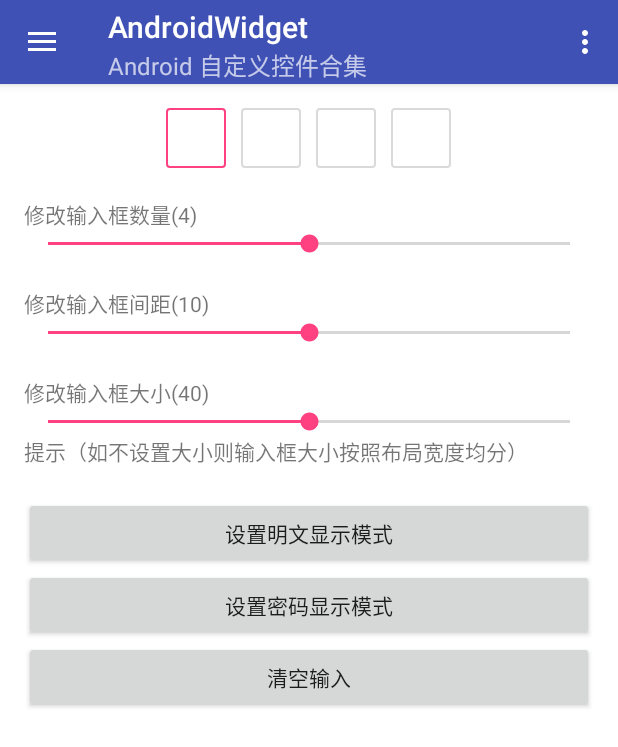
After one commit to supercoeus/AndroidWidget, an Android app: the fragment InputCodeLayoutFragment placed in its activity, on a phone screen of 412 x 824 dp. The commit adds this screen. Shown: the top 747 px of the screen. Run offline under Robolectric (Android 15) with nearby library versions, the light colour scheme and no system bars; 1 statement that could not run was skipped.

Commit message:
Added inputCodeLayout widget

```diff
--- a/app/src/main/java/com/github/airsaid/androidwidget/MainFragment.java
+++ b/app/src/main/java/com/github/airsaid/androidwidget/MainFragment.java
@@ -14,10 +14,12 @@ import com.github.airsaid.androidwidget.data.Item;
 import com.github.airsaid.androidwidget.ui.AmountViewFragment;
 import com.github.airsaid.androidwidget.ui.CalendarViewFragment;
 import com.github.airsaid.androidwidget.ui.FlowLayoutFragment;
+import com.github.airsaid.androidwidget.ui.InputCodeLayoutFragment;
 import com.github.airsaid.androidwidget.ui.SimpleLinearLayoutFragment;
 import com.github.airsaid.androidwidget.ui.SuperTextViewFragment;
 import com.github.airsaid.androidwidget.widget.AmountView;
 import com.github.airsaid.androidwidget.widget.FlowLayout;
+import com.github.airsaid.androidwidget.widget.InputCodeLayout;
 import com.github.airsaid.androidwidget.widget.SimpleLinearLayout;
 import com.github.airsaid.androidwidget.widget.SuperTextView;
 import com.github.airsaid.calendarview.widget.CalendarView;
@@ -80,6 +82,10 @@ public class MainFragment extends Fragment{
                 "数量加减控件",
                 AmountViewFragment.class));
 
+        mHasLayoutItems.add(new Item(InputCodeLayout.class.getSimpleName(),
+                "输入验证码布局",
+                InputCodeLayoutFragment.class));
+
         setType(0);
     }
 
--- /dev/null
+++ b/app/src/main/java/com/github/airsaid/androidwidget/ui/InputCodeLayoutFragment.java
@@ -0,0 +1,105 @@
+package com.github.airsaid.androidwidget.ui;
+
+import android.os.Bundle;
+import android.support.annotation.IdRes;
+import android.support.annotation.Nullable;
+import android.support.v4.app.Fragment;
+import android.util.Log;
+import android.view.LayoutInflater;
+import android.view.View;
+import android.view.ViewGroup;
+import android.widget.SeekBar;
+import android.widget.TextView;
+import android.widget.Toast;
+
+import com.github.airsaid.androidwidget.R;
+import com.github.airsaid.androidwidget.util.DimenUtils;
+import com.github.airsaid.androidwidget.widget.InputCodeLayout;
+
+/**
+ * @author airsaid
+ */
+public class InputCodeLayoutFragment extends Fragment implements SeekBar.OnSeekBarChangeListener, View.OnClickListener {
+
+    public static final String TAG = InputCodeLayoutFragment.class.getSimpleName();
+
+    private InputCodeLayout mInputCodeLayout;
+
+    @Nullable
+    @Override
+    public View onCreateView(LayoutInflater inflater, @Nullable ViewGroup container, @Nullable Bundle savedInstanceState) {
+        return inflater.inflate(R.layout.fragment_input_code_layout, container, false);
+    }
+
+    private View findViewById(@IdRes int id) {
+        return getView().findViewById(id);
+    }
+
+    @Override
+    public void onViewCreated(View view, @Nullable Bundle savedInstanceState) {
+        super.onViewCreated(view, savedInstanceState);
+
+        findViewById(R.id.btn_normal).setOnClickListener(this);
+        findViewById(R.id.btn_password).setOnClickListener(this);
+        findViewById(R.id.btn_clear).setOnClickListener(this);
+        ((SeekBar) findViewById(R.id.sbr_number)).setOnSeekBarChangeListener(this);
+        ((SeekBar) findViewById(R.id.sbr_divide_width)).setOnSeekBarChangeListener(this);
+        ((SeekBar) findViewById(R.id.sbr_size)).setOnSeekBarChangeListener(this);
+
+        mInputCodeLayout = (InputCodeLayout) findViewById(R.id.inputCodeLayout);
+        mInputCodeLayout.setOnInputCompleteListener(new InputCodeLayout.OnInputCompleteCallback() {
+            @Override
+            public void onInputCompleteListener(String code) {
+                Log.d(TAG, "输入的验证码为：" + code);
+                Toast.makeText(getContext(), "输入的验证码为：" + code, Toast.LENGTH_SHORT).show();
+            }
+        });
+    }
+
+    @Override
+    public void onClick(View v) {
+        switch (v.getId()) {
+            case R.id.btn_normal:
+                mInputCodeLayout.setShowMode(InputCodeLayout.NORMAL);
+                break;
+            case R.id.btn_password:
+                mInputCodeLayout.setShowMode(InputCodeLayout.PASSWORD);
+                break;
+            case R.id.btn_clear:
+                mInputCodeLayout.clear();
+                break;
+            default:
+        }
+    }
+
+    @Override
+    public void onProgressChanged(SeekBar seekBar, int progress, boolean fromUser) {
+        switch (seekBar.getId()) {
+            case R.id.sbr_number:
+                mInputCodeLayout.setNumber(progress);
+                ((TextView) findViewById(R.id.txt_number)).setText("修改输入框数量(" + progress + ")");
+                break;
+            case R.id.sbr_divide_width:
+                mInputCodeLayout.setDivideWidth(DimenUtils.dp2px(getContext(), progress));
+                ((TextView) findViewById(R.id.txt_divide_width)).setText("修改输入框间距(" + progress + ")");
+                break;
+            case R.id.sbr_size:
+                mInputCodeLayout.setWidth(DimenUtils.dp2px(getContext(), progress));
+                mInputCodeLayout.setHeight(DimenUtils.dp2px(getContext(), progress));
+                ((TextView) findViewById(R.id.txt_size)).setText("修改输入框大小(" + progress + ")");
+                break;
+            default:
+        }
+    }
+
+    @Override
+    public void onStartTrackingTouch(SeekBar seekBar) {
+
+    }
+
+    @Override
+    public void onStopTrackingTouch(SeekBar seekBar) {
+
+    }
+
+}
--- /dev/null
+++ b/app/src/main/java/com/github/airsaid/androidwidget/widget/InputCodeLayout.java
@@ -0,0 +1,388 @@
+package com.github.airsaid.androidwidget.widget;
+
+import android.content.Context;
+import android.content.res.TypedArray;
+import android.graphics.drawable.Drawable;
+import android.graphics.drawable.GradientDrawable;
+import android.support.annotation.IntDef;
+import android.text.Editable;
+import android.text.InputFilter;
+import android.text.TextUtils;
+import android.text.TextWatcher;
+import android.text.method.HideReturnsTransformationMethod;
+import android.text.method.PasswordTransformationMethod;
+import android.util.AttributeSet;
+import android.view.Gravity;
+import android.view.KeyEvent;
+import android.view.View;
+import android.view.inputmethod.EditorInfo;
+import android.widget.EditText;
+import android.widget.LinearLayout;
+import android.widget.RelativeLayout;
+import android.widget.TextView;
+
+import com.github.airsaid.androidwidget.R;
+
+import java.lang.annotation.Retention;
+import java.lang.annotation.RetentionPolicy;
+
+/**
+ * @author airsaid
+ *
+ * 自定义输入验证码布局.
+ */
+public class InputCodeLayout extends RelativeLayout implements TextWatcher, View.OnKeyListener {
+
+    @IntDef({NORMAL, PASSWORD})
+    @Retention(RetentionPolicy.SOURCE)
+    public @interface ShowMode {}
+
+    public static final int NORMAL = 0;
+    public static final int PASSWORD = 1;
+
+    private final Context mContext;
+
+    /** 输入框数量 */
+    private int mNumber;
+    /** 输入框宽度 */
+    private int mWidth;
+    /** 输入框高度 */
+    private int mHeight;
+    /** 输入框之间的分割线宽度 */
+    private int mDivideWidth;
+    /** 输入文字颜色 */
+    private int mTextColor;
+    /** 输入文字大小 */
+    private int mTextSize;
+    /** 有焦点时输入框背景 */
+    private int mFocusBackground;
+    /** 无焦点时输入框背景 */
+    private int mUnFocusBackground;
+    /** 显示模式 */
+    private int mShowMode;
+
+    private LinearLayout mContainer;
+    private EditText mEdtCode;
+    private TextView[] mTextViews;
+
+    public InputCodeLayout(Context context) {
+        this(context, null);
+    }
+
+    public InputCodeLayout(Context context, AttributeSet attrs) {
+        this(context, attrs, 0);
+    }
+
+    public InputCodeLayout(Context context, AttributeSet attrs, int defStyleAttr) {
+        super(context, attrs, defStyleAttr);
+        mContext = context;
+        initViews();
+        initAttrs(attrs);
+        initListener();
+    }
+
+    private void initAttrs(AttributeSet attrs) {
+        TypedArray a = mContext.obtainStyledAttributes(attrs, R.styleable.InputCodeLayout);
+        mNumber = a.getInt(R.styleable.InputCodeLayout_icl_number, -1);
+        mWidth = a.getDimensionPixelSize(R.styleable.InputCodeLayout_icl_width, -1);
+        mHeight = a.getDimensionPixelSize(R.styleable.InputCodeLayout_icl_height, -1);
+        int divideWidth = a.getDimensionPixelSize(R.styleable.InputCodeLayout_icl_divideWidth, -1);
+        if(divideWidth != -1) {
+            setDivideWidth(divideWidth);
+        }
+        mTextColor = a.getColor(R.styleable.InputCodeLayout_icl_textColor, -1);
+        mTextSize = a.getDimensionPixelSize(R.styleable.InputCodeLayout_icl_textSize, 14);
+        mFocusBackground = a.getResourceId(R.styleable.InputCodeLayout_icl_focusBackground, -1);
+        mUnFocusBackground = a.getResourceId(R.styleable.InputCodeLayout_icl_unFocusBackground, -1);
+        mShowMode = a.getInt(R.styleable.InputCodeLayout_icl_showMode, NORMAL);
+        int gravity = a.getInt(R.styleable.InputCodeLayout_android_gravity, -1);
+        if(gravity != -1) {
+            setGravity(gravity);
+        }
+        a.recycle();
+    }
+
+    private void initViews() {
+        LayoutParams params = new LayoutParams(LayoutParams.MATCH_PARENT, LayoutParams.WRAP_CONTENT);
+        mContainer = new LinearLayout(mContext);
+        mContainer.setLayoutParams(params);
+        mContainer.setOrientation(LinearLayout.HORIZONTAL);
+        mContainer.setShowDividers(LinearLayout.SHOW_DIVIDER_MIDDLE);
+        addView(mContainer);
+
+        mEdtCode = new EditText(mContext);
+        mEdtCode.setLayoutParams(params);
+        mEdtCode.setCursorVisible(false);
+        mEdtCode.setInputType(EditorInfo.TYPE_CLASS_NUMBER);
+        mEdtCode.setBackgroundResource(android.R.color.transparent);
+        addView(mEdtCode);
+    }
+
+    private void initListener() {
+        mEdtCode.addTextChangedListener(this);
+        mEdtCode.setOnKeyListener(this);
+    }
+
+    @Override
+    public void beforeTextChanged(CharSequence s, int start, int count, int after) {
+    }
+
+    @Override
+    public void onTextChanged(CharSequence s, int start, int before, int count) {
+    }
+
+    @Override
+    public void afterTextChanged(Editable s) {
+        setCode(s.toString());
+    }
+
+    @Override
+    public boolean onKey(View v, int keyCode, KeyEvent event) {
+        if (keyCode == KeyEvent.KEYCODE_DEL && event.getAction() == KeyEvent.ACTION_DOWN) {
+            deleteCode();
+            return true;
+        }
+        return false;
+    }
+
+    /**
+     * 设置验证码
+     *
+     * @param code 验证码
+     */
+    private void setCode(String code) {
+        if (TextUtils.isEmpty(code)) {
+            return;
+        }
+
+        for (int i = 0; i < mTextViews.length; i++) {
+            TextView textView = mTextViews[i];
+            // 如果没设置文本则设置
+            if (TextUtils.isEmpty(textView.getText().toString())) {
+                textView.setText(code);
+                // 取消焦点
+                textView.setBackgroundResource(mUnFocusBackground);
+                // 有下一个输入框则设置下一个输入框焦点
+                if (i < mTextViews.length - 1){
+                    mTextViews[i + 1].setBackgroundResource(mFocusBackground);
+                }
+                // 设置输入完成回调
+                if (i == mTextViews.length - 1 && mOnInputCompleteCallback != null){
+                    mOnInputCompleteCallback.onInputCompleteListener(getCode());
+                }
+                // 跳出
+                break;
+            }
+        }
+        mEdtCode.setText("");
+    }
+
+    /**
+     * 删除验证码
+     */
+    private void deleteCode() {
+        for (int i = mTextViews.length - 1; i >= 0; i--) {
+            TextView textView = mTextViews[i];
+            // 如果有设置文本则删除
+            if (!TextUtils.isEmpty(textView.getText().toString())) {
+                textView.setText("");
+                // 设置焦点
+                textView.setBackgroundResource(mFocusBackground);
+                // 有下一个输入框则取消下一个输入框的焦点
+                if (i < mTextViews.length - 1){
+                    mTextViews[i + 1].setBackgroundResource(mUnFocusBackground);
+                }
+                // 跳出
+                break;
+            }
+        }
+    }
+
+    @Override
+    protected void onFinishInflate() {
+        super.onFinishInflate();
+        mContainer.post(new Runnable() {
+            @Override
+            public void run() {
+                initTextView();
+            }
+        });
+    }
+
+    private void initTextView() {
+        if(mNumber <= 0) {
+            return;
+        }
+
+        int measuredWidth = mContainer.getMeasuredWidth();
+        // 均分情况下，根据控件的宽度计算输入框的高度
+        int height = (measuredWidth - (mDivideWidth * (mNumber - 1))) / mNumber;
+
+        mTextViews = new TextView[mNumber];
+        mContainer.removeAllViews();
+        for (int i = 0; i < mNumber; i++) {
+            final TextView textView = new TextView(mContext);
+
+            // 判断如果没有设置宽高，则根据控件宽度均分
+            if (mWidth > 0 && mHeight > 0) {
+                textView.setWidth(mWidth);
+                textView.setHeight(mHeight);
+            } else {
+                LinearLayout.LayoutParams lp = new LinearLayout.LayoutParams(
+                        LinearLayout.LayoutParams.WRAP_CONTENT + mDivideWidth, height, 1);
+                textView.setLayoutParams(lp);
+            }
+
+            if (mTextSize != -1){
+                textView.getPaint().setTextSize(mTextSize);
+            }
+            if (mTextColor != -1){
+                textView.setTextColor(mTextColor);
+            }
+            if (mFocusBackground != -1 && mUnFocusBackground != -1){
+                textView.setBackgroundResource(i != 0 ? mUnFocusBackground : mFocusBackground);
+            }
+
+            textView.setGravity(Gravity.CENTER);
+            textView.setFocusable(false);
+            setShowMode(textView);
+            mTextViews[i] = textView;
+            mContainer.addView(textView);
+        }
+
+        mContainer.post(new Runnable() {
+            @Override
+            public void run() {
+                mEdtCode.setHeight(mContainer.getMeasuredHeight());
+            }
+        });
+    }
+
+    /**
+     * 设置输入框数量.
+     * @param number 输入框数量
+     */
+    public void setNumber(int number){
+        if(mNumber != number){
+            mNumber = number;
+            mEdtCode.setFilters(new InputFilter[]{new InputFilter.LengthFilter(mNumber)});
+            onFinishInflate();
+        }
+    }
+
+    /**
+     * 设置分割线宽度.
+     * @param width 分割线宽度
+     */
+    public void setDivideWidth(int width){
+        if(width != mDivideWidth){
+            mDivideWidth = width;
+            mContainer.setDividerDrawable(createDivideShape(mDivideWidth));
+        }
+    }
+
+    private Drawable createDivideShape(int width) {
+        GradientDrawable shape = new GradientDrawable();
+        shape.setSize(width, 0);
+        return shape;
+    }
+
+    /**
+     * 设置输入框宽度.（如果宽度 == -1, 则输入框大小按照控件的宽度来均分）
+     * @param width 输入框宽度
+     */
+    public void setWidth(int width){
+        if(mWidth != width){
+            mWidth = width;
+            onFinishInflate();
+        }
+    }
+
+    /**
+     * 设置输入框高度.（如果高度 == -1, 则输入框大小按照控件的宽度来均分）
+     * @param height 输入框高度
+     */
+    public void setHeight(int height){
+        if(mHeight != height){
+            mHeight = height;
+            onFinishInflate();
+        }
+    }
+
+    /**
+     * 设置显示模式.
+     *
+     * @param showMode 通过 {@link #NORMAL} 或者 {@link #PASSWORD} 设置
+     *                 默认是 {@link #NORMAL}
+     */
+    public void setShowMode(@ShowMode int showMode) {
+        if (mShowMode != showMode) {
+            mShowMode = showMode;
+            for (TextView textView : mTextViews) {
+                setShowMode(textView);
+            }
+        }
+    }
+
+    private void setShowMode(TextView textView){
+        if (mShowMode == NORMAL){
+            textView.setTransformationMethod(HideReturnsTransformationMethod.getInstance());
+        }else{
+            textView.setTransformationMethod(PasswordTransformationMethod.getInstance());
+        }
+    }
+
+    /**
+     * 设置输入框的摆放位置.
+     * @param gravity 请参阅 {@link android.view.Gravity}
+     */
+    @Override
+    public void setGravity(int gravity) {
+        if(mContainer != null){
+            mContainer.setGravity(gravity);
+        }
+    }
+
+    /**
+     * 获取已经输入的验证码
+     *
+     * @return 验证码
+     */
+    public String getCode() {
+        StringBuilder sb = new StringBuilder();
+        for (TextView textView : mTextViews) {
+            sb.append(textView.getText().toString());
+        }
+        return sb.toString();
+    }
+
+    /**
+     * 清空输入框
+     */
+    public void clear() {
+        for (int i = 0; i < mTextViews.length; i++) {
+            TextView textView = mTextViews[i];
+            textView.setText("");
+            textView.setBackgroundResource(i != 0 ? mUnFocusBackground : mFocusBackground);
+        }
+    }
+
+    private OnInputCompleteCallback mOnInputCompleteCallback;
+
+    public interface OnInputCompleteCallback {
+        /**
+         * 验证码输入完成回调.
+         * @param code 验证码.
+         */
+        void onInputCompleteListener(String code);
+    }
+
+    /**
+     * 设置输入完成监听
+     *
+     * @param callback 回调
+     */
+    public void setOnInputCompleteListener(OnInputCompleteCallback callback) {
+        this.mOnInputCompleteCallback = callback;
+    }
+}
--- /dev/null
+++ b/app/src/main/res/drawable/bg_edit_focus.xml
@@ -0,0 +1,11 @@
+<?xml version="1.0" encoding="utf-8"?>
+<shape xmlns:android="http://schemas.android.com/apk/res/android">
+
+    <solid android:color="@android:color/white"/>
+
+    <corners android:radius="2dp"/>
+
+    <stroke
+        android:width="1dp"
+        android:color="@color/colorAccent"/>
+</shape>
--- /dev/null
+++ b/app/src/main/res/drawable/bg_edit_un_focus.xml
@@ -0,0 +1,11 @@
+<?xml version="1.0" encoding="utf-8"?>
+<shape xmlns:android="http://schemas.android.com/apk/res/android">
+
+    <solid android:color="@android:color/white"/>
+
+    <corners android:radius="2dp"/>
+
+    <stroke
+        android:width="1dp"
+        android:color="#DADADA"/>
+</shape>
--- /dev/null
+++ b/app/src/main/res/layout/fragment_input_code_layout.xml
@@ -0,0 +1,92 @@
+<?xml version="1.0" encoding="utf-8"?>
+<LinearLayout xmlns:android="http://schemas.android.com/apk/res/android"
+              xmlns:app="http://schemas.android.com/apk/res-auto"
+              xmlns:tools="http://schemas.android.com/tools"
+              android:layout_width="match_parent"
+              android:layout_height="match_parent"
+              android:background="@color/background"
+              android:orientation="vertical"
+              android:padding="@dimen/padding"
+              tools:context=".MainActivity">
+
+    <com.github.airsaid.androidwidget.widget.InputCodeLayout
+        android:id="@+id/inputCodeLayout"
+        android:layout_width="match_parent"
+        android:layout_height="wrap_content"
+        android:gravity="center"
+        app:icl_divideWidth="10dp"
+        app:icl_focusBackground="@drawable/bg_edit_focus"
+        app:icl_height="40dp"
+        app:icl_number="4"
+        app:icl_showMode="password"
+        app:icl_textColor="@color/colorPrimaryDark"
+        app:icl_textSize="16sp"
+        app:icl_unFocusBackground="@drawable/bg_edit_un_focus"
+        app:icl_width="40dp"/>
+
+    <TextView
+        android:id="@+id/txt_number"
+        android:layout_width="wrap_content"
+        android:layout_height="wrap_content"
+        android:layout_marginTop="20dp"
+        android:text="修改输入框数量(4)"/>
+
+    <android.support.v7.widget.AppCompatSeekBar
+        android:id="@+id/sbr_number"
+        android:layout_width="match_parent"
+        android:layout_height="wrap_content"
+        android:max="8"
+        android:progress="4"/>
+
+    <TextView
+        android:id="@+id/txt_divide_width"
+        android:layout_width="wrap_content"
+        android:layout_height="wrap_content"
+        android:layout_marginTop="20dp"
+        android:text="修改输入框间距(10)"/>
+
+    <android.support.v7.widget.AppCompatSeekBar
+        android:id="@+id/sbr_divide_width"
+        android:layout_width="match_parent"
+        android:layout_height="wrap_content"
+        android:max="20"
+        android:progress="10"/>
+
+    <TextView
+        android:id="@+id/txt_size"
+        android:layout_width="wrap_content"
+        android:layout_height="wrap_content"
+        android:layout_marginTop="20dp"
+        android:text="修改输入框大小(40)"/>
+
+    <android.support.v7.widget.AppCompatSeekBar
+        android:id="@+id/sbr_size"
+        android:layout_width="match_parent"
+        android:layout_height="wrap_content"
+        android:max="80"
+        android:progress="40"/>
+
+    <TextView
+        android:layout_width="wrap_content"
+        android:layout_height="wrap_content"
+        android:text="提示（如不设置大小则输入框大小按照布局宽度均分）"/>
+
+    <Button
+        android:id="@+id/btn_normal"
+        android:layout_width="match_parent"
+        android:layout_height="wrap_content"
+        android:layout_marginTop="20dp"
+        android:text="设置明文显示模式"/>
+
+    <Button
+        android:id="@+id/btn_password"
+        android:layout_width="match_parent"
+        android:layout_height="wrap_content"
+        android:text="设置密码显示模式"/>
+
+    <Button
+        android:id="@+id/btn_clear"
+        android:layout_width="match_parent"
+        android:layout_height="wrap_content"
+        android:text="清空输入"/>
+</LinearLayout>
```
Also changed, not shown: app/src/main/java/com/github/airsaid/androidwidget/util/DimenUtils.java (+5 -12 lines), app/src/main/res/values/attrs.xml (+27 -0 lines).
